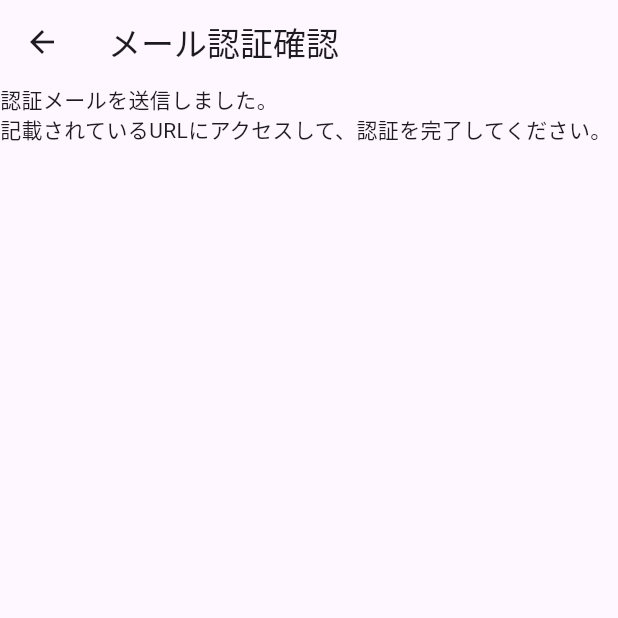
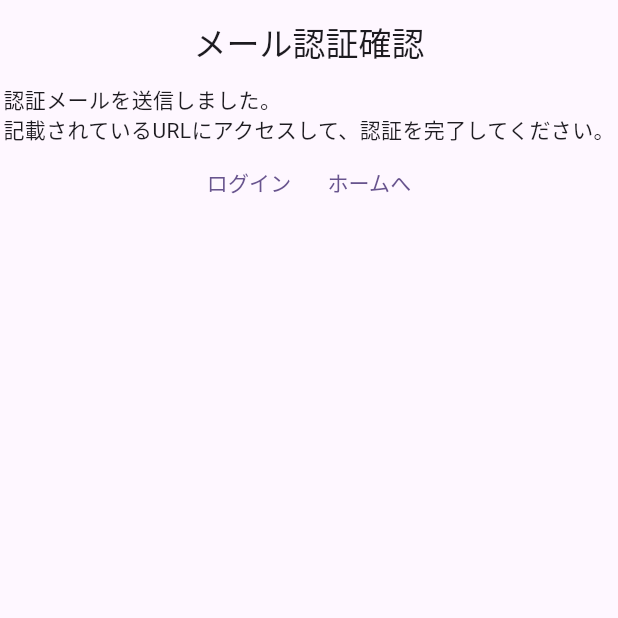
Before and after one commit to Yuzucchi-cist/cist-keion-app, a Flutter app: the ConfirmEmailVerifyPage screen opened by its route, on a phone screen of 412 x 824 dp, the top half of it. Run offline on Flutter 3.47's test engine with Material 2 defaults, Android fonts, the phone set to English and light mode, and no system bars; our stand-ins replace auto_route, firebase_core, flutter_hooks, hooks_riverpod; accounts and stored records are empty; generated files the repository leaves out were written again.

Commit message:
#7 [add] メール認証確認画面の画面遷移実装

```diff
--- a/lib/feature/auth/presentation/pages/confirm_email_verify_page.dart
+++ b/lib/feature/auth/presentation/pages/confirm_email_verify_page.dart
@@ -1,6 +1,8 @@
-import 'package:auto_route/annotations.dart';
+import 'package:auto_route/auto_route.dart';
 import 'package:flutter/material.dart';
 import 'package:hooks_riverpod/hooks_riverpod.dart';
+
+import '../../../../core/router/app_router.dart';
 
 @RoutePage()
 class ConfirmEmailVerifyPage extends ConsumerWidget {
@@ -13,9 +15,28 @@ class ConfirmEmailVerifyPage extends ConsumerWidget {
     return Scaffold(
       appBar: AppBar(
         title: const Text('メール認証確認'),
+        centerTitle: true,
+        automaticallyImplyLeading: false,
       ),
-      body: const Text('認証メールを送信しました。\n'
-          '記載されているURLにアクセスして、認証を完了してください。'),
+      body: Column(
+        children: [
+          const Text('認証メールを送信しました。\n'
+              '記載されているURLにアクセスして、認証を完了してください。'),
+          Row(
+            mainAxisAlignment: MainAxisAlignment.center,
+            children: [
+              TextButton(
+                child: const Text('ログイン'),
+                onPressed: () => context.router.push(const LoginRoute()),
+              ),
+              TextButton(
+                child: const Text('ホームへ'),
+                onPressed: () => context.router.push(const HomeRoute()),
+              ),
+            ],
+          )
+        ],
+      ),
     );
   }
 }
```
